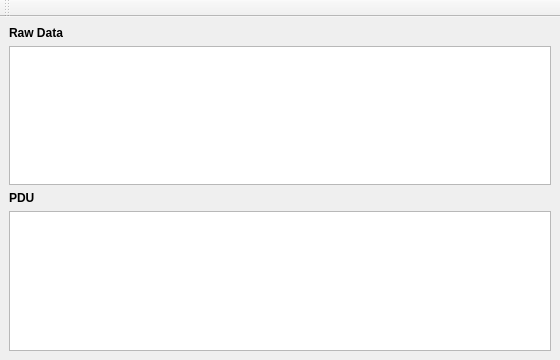
Old version of the form forms/busmonitor.ui in the repository ExplorerOL/QModbusExplorer.
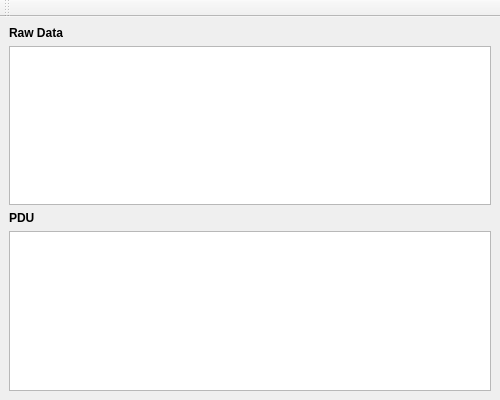
New version of the form. Icons and pictures are not drawn.

The edit to the form file:
```diff
--- a/forms/busmonitor.ui
+++ b/forms/busmonitor.ui
@@ -9,14 +9,14 @@
    <rect>
     <x>0</x>
     <y>0</y>
-    <width>560</width>
-    <height>360</height>
+    <width>500</width>
+    <height>400</height>
    </rect>
   </property>
   <property name="minimumSize">
    <size>
-    <width>560</width>
-    <height>360</height>
+    <width>500</width>
+    <height>400</height>
    </size>
   </property>
   <property name="maximumSize">
```
